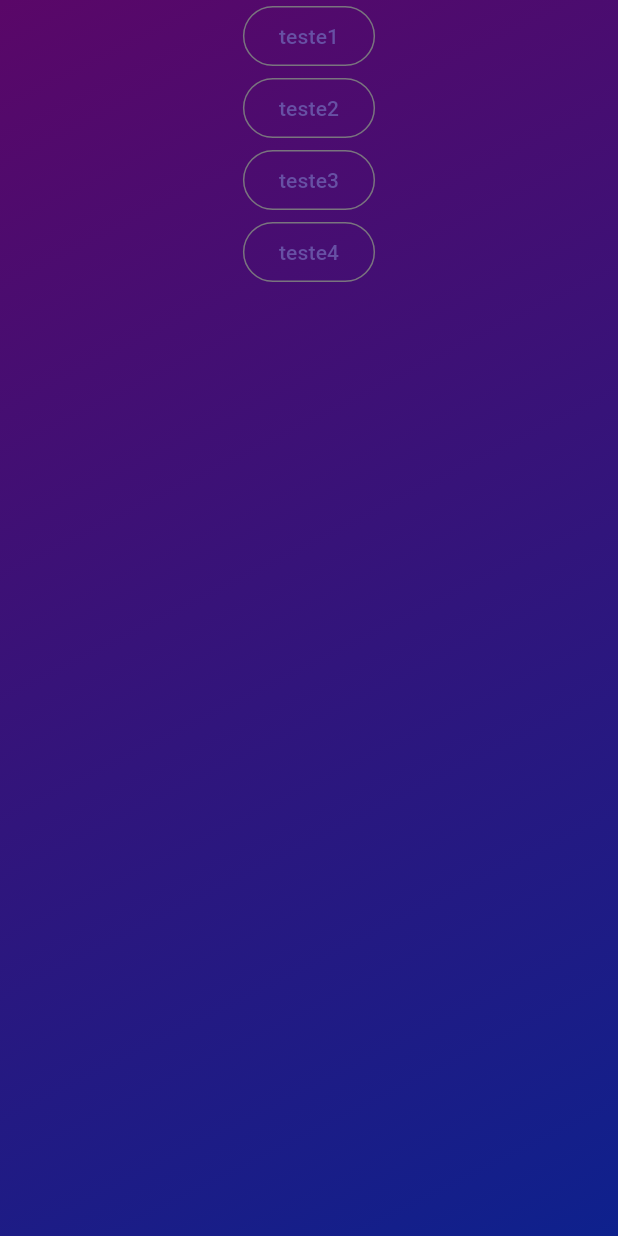
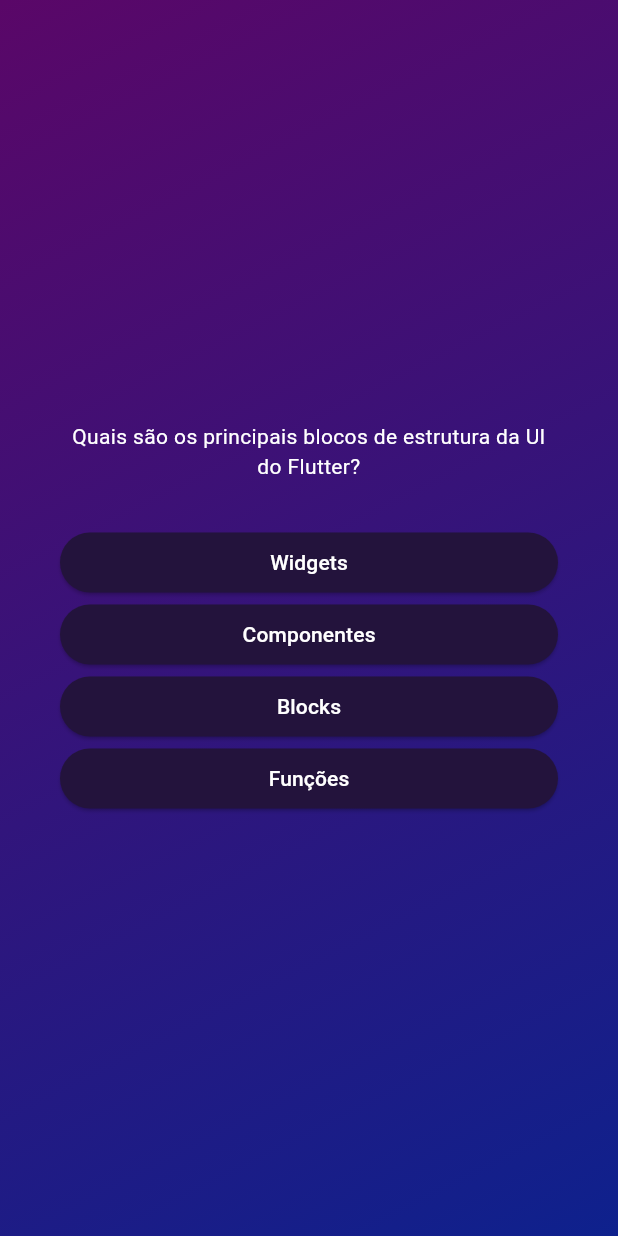
Before and after one commit to pedrokall/Quiz-App, a Flutter app: the screen it shows after launch, after a tap on "Start Quiz", on a phone screen of 412 x 824 dp. Run offline on Flutter 3.47's test engine with Material 3 defaults, Android fonts, the phone set to English and light mode, and no system bars.

Commit message:
questions

```diff
--- /dev/null
+++ b/lib/answer_button.dart
@@ -0,0 +1,29 @@
+import 'package:flutter/material.dart';
+
+class AnswerButton extends StatelessWidget {
+  const AnswerButton({
+    super.key,
+    required this.textoResposta,
+    required this.onTap,
+  });
+
+  final String textoResposta;
+  final void Function() onTap;
+
+  @override
+  Widget build(BuildContext context) {
+    return ElevatedButton(
+      onPressed: onTap,
+      style: ElevatedButton.styleFrom(
+          padding: const EdgeInsets.symmetric(
+            vertical: 10,
+            horizontal: 50,
+          ),
+          backgroundColor: Color.fromARGB(255, 35, 19, 60),
+          foregroundColor: Colors.white,
+          shape:
+              RoundedRectangleBorder(borderRadius: BorderRadius.circular(40))),
+      child: Text(textoResposta),
+    );
+  }
+}
--- a/lib/data/questions.dart
+++ b/lib/data/questions.dart
@@ -1,6 +1,58 @@
 import 'package:exercicio_quiz_app/models/quiz_question.dart';
 
-const questions = [
+final questions = [
   QuizQuestion(
-      'Quais são os principais blocos de estrutura da UI do Flutter?', [])
+    'Quais são os principais blocos de estrutura da UI do Flutter?',
+    [
+      'Widgets',
+      'Componentes',
+      'Blocks',
+      'Funções',
+    ],
+  ),
+  QuizQuestion(
+    'Como as UIs do Flutter são construídas?',
+    [
+      'Combinando widgets no código',
+      'Combinando widgets em um editor visual',
+      'Definindo widgets em arquivos de configuração',
+      'Usando XCode para iOS e Android Studio para Android',
+    ],
+  ),
+  QuizQuestion(
+    'Qual é o propósito de um StatefulWidget?',
+    [
+      'Atualizar a UI conforme os dados mudam',
+      'Atualizar os dados conforme a UI muda',
+      'Ignorar mudanças nos dados',
+      'Renderizar uma UI que não depende dos dados',
+    ],
+  ),
+  QuizQuestion(
+    'Qual widget você deve tentar usar com mais frequência: StatelessWidget ou StatefulWidget?',
+    [
+      'StatelessWidget',
+      'StatefulWidget',
+      'Ambos são igualmente bons',
+      'Nenhuma das opções acima',
+    ],
+  ),
+  QuizQuestion(
+    'O que acontece se você alterar dados em um StatelessWidget?',
+    [
+      'A UI não é atualizada',
+      'A UI é atualizada',
+      'O StatefulWidget mais próximo é atualizado',
+      'Qualquer StatefulWidgets aninhados são atualizados',
+    ],
+  ),
+  QuizQuestion(
+    'Como você deve atualizar os dados dentro de StatefulWidgets?',
+    [
+      'Chamando setState()',
+      'Chamando updateData()',
+      'Chamando updateUI()',
+      'Chamando updateState()',
+    ],
+  ),
 ];
--- a/lib/questions_screen_widget.dart
+++ b/lib/questions_screen_widget.dart
@@ -1,3 +1,5 @@
+import 'package:exercicio_quiz_app/answer_button.dart';
+import 'package:exercicio_quiz_app/data/questions.dart';
 import 'package:flutter/material.dart';
 
 class QuestionsScreenWidget extends StatefulWidget {
@@ -10,26 +12,31 @@
 class _QuestionsScreenWidgetState extends State<QuestionsScreenWidget> {
   @override
   Widget build(BuildContext context) {
-    return Center(
+    final questAtual = questions[0];
+
+    return SizedBox(
+      width: double.infinity,
+      child: Container(
+        margin: const EdgeInsets.all(40),
         child: Column(
+          mainAxisAlignment: MainAxisAlignment.center,
+          crossAxisAlignment: CrossAxisAlignment.stretch,
           children: [
-          OutlinedButton.icon(
-            onPressed: () {},
-            label: Text('teste1'),
+            Text(
+              questAtual.text,
+              style: const TextStyle(
+                color: Colors.white,
               ),
-          OutlinedButton.icon(
-            onPressed: () {},
-            label: Text('teste2'),
+              textAlign: TextAlign.center,
             ),
-          OutlinedButton.icon(
-            onPressed: () {},
-            label: Text('teste3'),
+            const SizedBox(
+              height: 30,
             ),
-          OutlinedButton.icon(
-            onPressed: () {},
-            label: Text('teste4'),
+            ...questAtual.respostas.map((resposta) {
+              return AnswerButton(textoResposta: resposta, onTap: () {});
+            })
+          ],
         ),
-        ],
       ),
     );
   }
```
Lines whose indentation alone changed are shown as unchanged.
